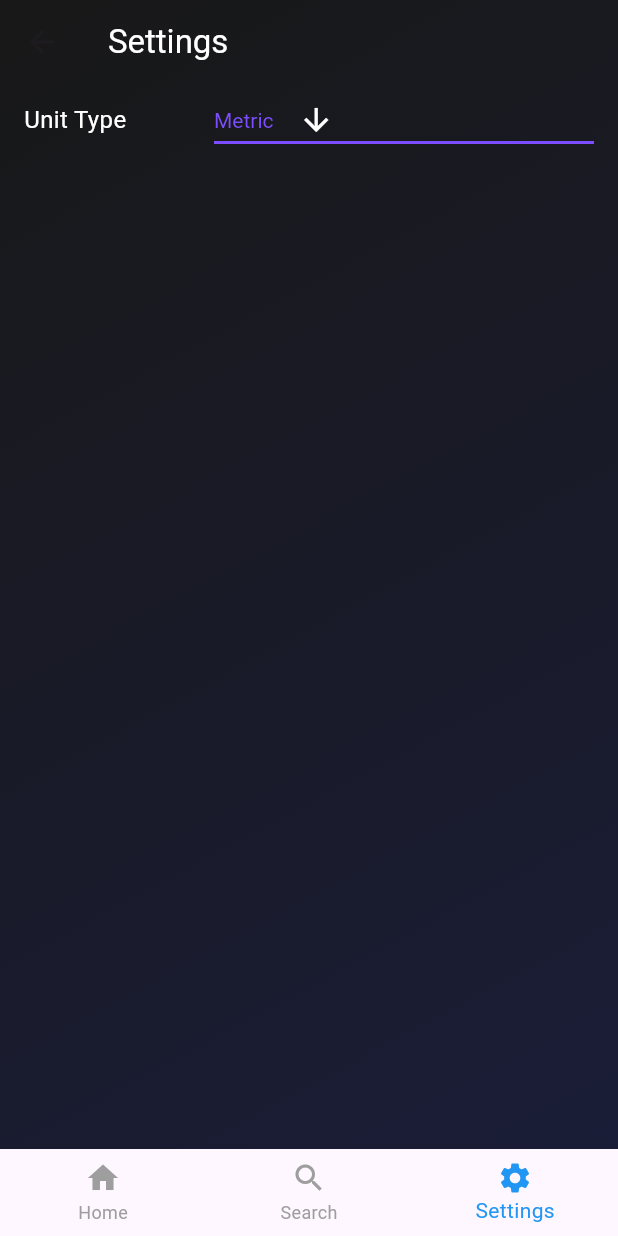
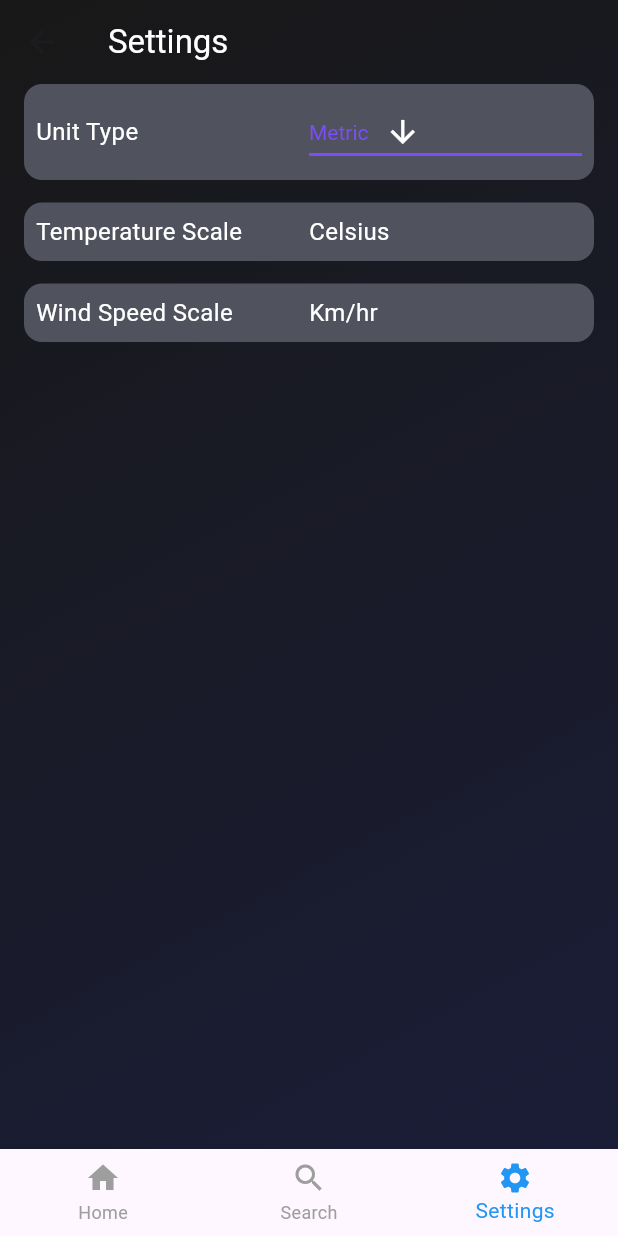
Before and after one commit to Brayan2134/CanIBoulderOutside, a Flutter app: the SettingsPage screen opened by its route, on a phone screen of 412 x 824 dp. Run offline on Flutter 3.47's test engine with Material 3 defaults, Android fonts, the phone set to English and light mode, and no system bars; our stand-ins replace geocoding, geolocator.

Commit message:
Finished adding the settings properties -- now need to connect settings and weather_service.dart
In this version, the settings page now responds to what units the user has inputted. For example, if the user clicks the dropdown and presses imperial, the settings page updates to reflect the changes!

```diff
--- a/lib/pages/settings_page.dart
+++ b/lib/pages/settings_page.dart
@@ -9,7 +9,7 @@ class SettingsPage extends StatefulWidget {
 
 class _SettingsPageState extends State<SettingsPage> {
   String currentUnit = 'Metric'; // Default value
-  final List<String> units = ['Imperial', 'Metric', 'Standard'];
+  final List<String> units = ['Imperial', 'Metric'];
 
   @override
   Widget build(BuildContext context) {
@@ -48,22 +48,12 @@ class _SettingsPageState extends State<SettingsPage> {
                   child: SingleChildScrollView(
                     child: Column(
                       children: [
-
-                          // Add your "Unit Type" and DropdownButton here
-                          Row(
-                            children: <Widget>[
-                              Expanded(
-                                flex: 1,
-                                child: Text(
+                        // Unit Type Row
+                        settingsRow(
                           "Unit Type",
-                                  style: TextStyle(fontSize: 16.0, color: Colors.white), // Adjust style as needed
-                                ),
-                              ),
-                              Expanded(
-                                flex: 2,
-                                child: DropdownButton<String>(
+                          DropdownButton<String>(
                             value: currentUnit,
-                                  icon: const Icon(Icons.arrow_downward, color: Colors.white),
+                            icon: const Icon(Icons.arrow_downward, color: Colors.white,),
                             elevation: 16,
                             style: const TextStyle(color: Colors.white),
                             underline: Container(
@@ -91,7 +81,24 @@ class _SettingsPageState extends State<SettingsPage> {
                             }).toList(),
                           ),
                         ),
-                            ],
+
+                        // Temperature Scale Row
+                        settingsRow(
+                          "Temperature Scale",
+                          Text(
+                            getTemperatureScale(),
+                            style: const TextStyle(fontSize: 16.0, color: Colors.white),
+                          ),
+                        ),
+
+
+                        // Wind Speed Scale Row
+                        settingsRow(
+                          "Wind Speed Scale",
+                          Text(
+                            getWindSpeedScale(),
+                            style: const TextStyle(fontSize: 16.0, color: Colors.white),
+                          ),
                         ),
                       ],
                     ),
@@ -139,4 +146,54 @@ class _SettingsPageState extends State<SettingsPage> {
   }
 
 
+  Widget settingsRow(String label, Widget settingWidget) {
+    return Container(
+      padding: const EdgeInsets.all(8), // Padding inside the container
+      margin: const EdgeInsets.only(bottom: 15), // Margin between each settings row
+      decoration: BoxDecoration(
+        color: const Color.fromRGBO(80, 82, 94, 1), // Background color for the container
+        borderRadius: BorderRadius.circular(12), // Rounded corners
+      ),
+      child: Row(
+        mainAxisAlignment: MainAxisAlignment.spaceBetween,
+        children: <Widget>[
+          Expanded(
+            flex: 1,
+            child: Text(
+              label,
+              style: const TextStyle(fontSize: 16.0, color: Colors.white),
+            ),
+          ),
+          Expanded(
+            flex: 1,
+            child: settingWidget,
+          ),
+        ],
+      ),
+    );
   }
+
+
+
+  String getTemperatureScale() {
+    switch (currentUnit) {
+      case 'Imperial':
+        return 'Fahrenheit';
+      case 'Metric':
+        return 'Celsius';
+      default:
+        return 'Celsius'; // Default case
+    }
+  }
+
+  String getWindSpeedScale() {
+    switch (currentUnit) {
+      case 'Imperial':
+        return 'Mph';
+      case 'Metric':
+        return 'Km/hr';
+      default:
+        return 'Celsius'; // Default case
+    }
+  }
+}
```
Lines whose indentation alone changed are shown as unchanged.
